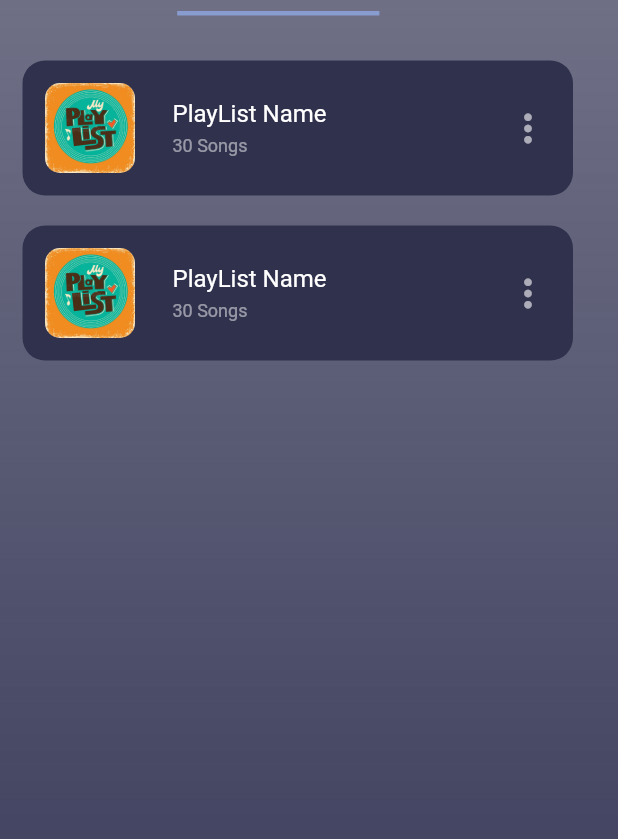
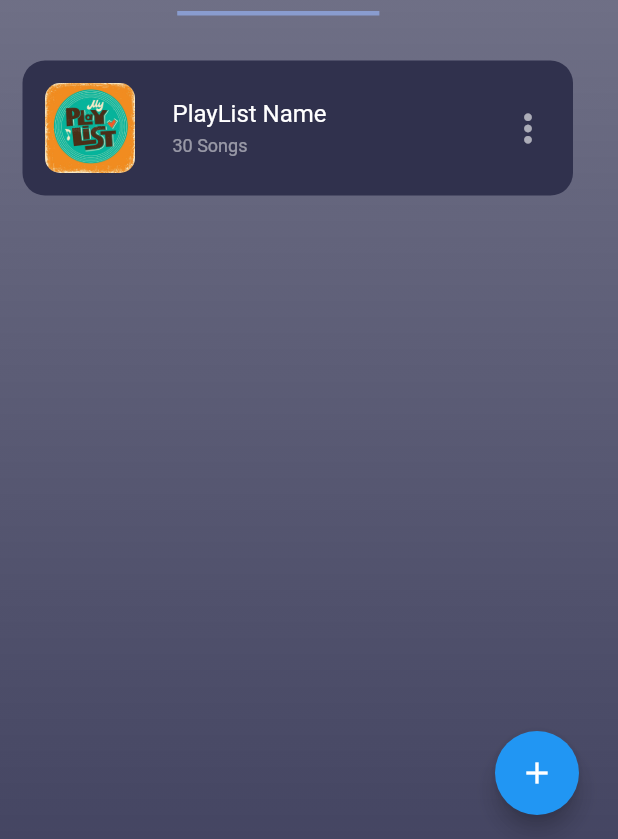
Before and after one commit to ArpitVadariya/music, a Flutter app: the screen it shows after launch, tab 2 chosen, on a phone screen of 412 x 824 dp, the part 397-1236 px from its top. Run offline on Flutter 3.47's test engine with Material 2 defaults, Android fonts, the phone set to English and light mode, and no system bars; our stand-ins replace on_audio_query.

Commit message:
floating button plus icon added

```diff
--- a/lib/widgets/PlayList.dart
+++ b/lib/widgets/PlayList.dart
@@ -7,13 +7,29 @@ class PlayList extends StatelessWidget {
 
   @override
   Widget build(BuildContext context) {
-    return SingleChildScrollView(
-      child: Column(
-        children: [
-          SizedBox(height: 10),
-          PlayListTile(),
-          PlayListTile(),
-        ],
+    // return SingleChildScrollView(
+    //   child: Column(
+    //     children: [
+    //       SizedBox(height: 10),
+    //       PlayListTile(),
+    //       PlayListTile(),
+    //     ],
+    //   ),
+    // );
+    return Scaffold(
+      backgroundColor: Colors.transparent,
+      floatingActionButton: FloatingActionButton(
+        onPressed: () {},
+        // ignore: prefer_const_constructors
+        child: Icon(Icons.add),
+      ),
+      body: SingleChildScrollView(
+        child: Column(
+          children: [
+            SizedBox(height: 10),
+            PlayListTile(),
+          ],
+        ),
       ),
     );
   }
```
